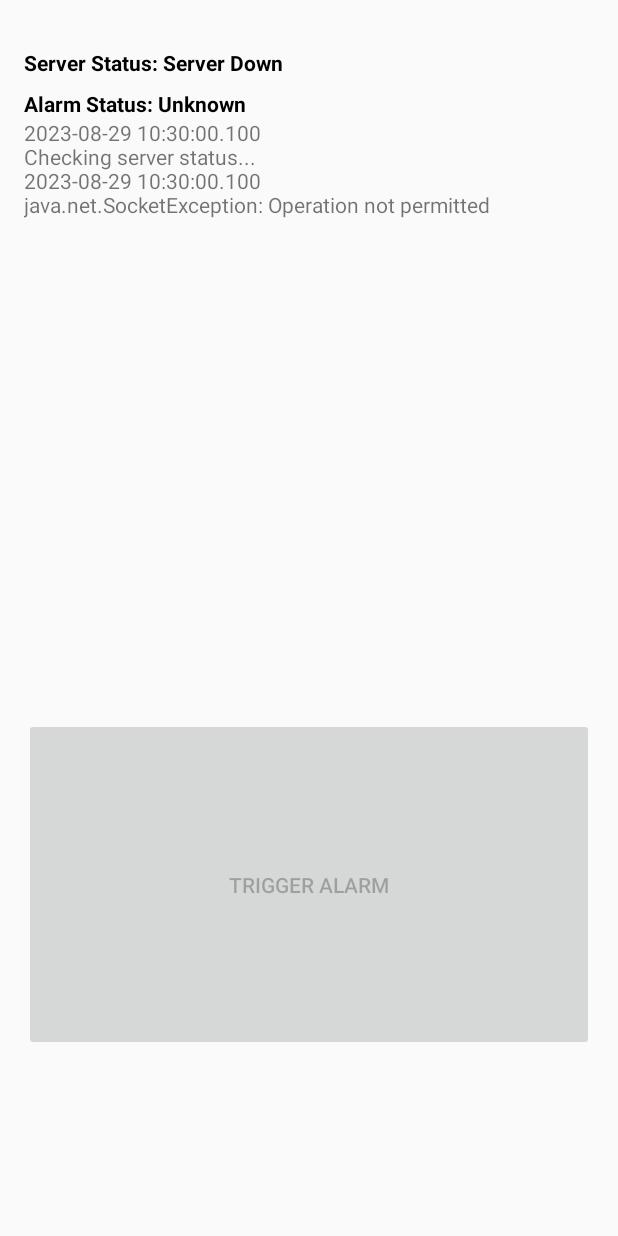
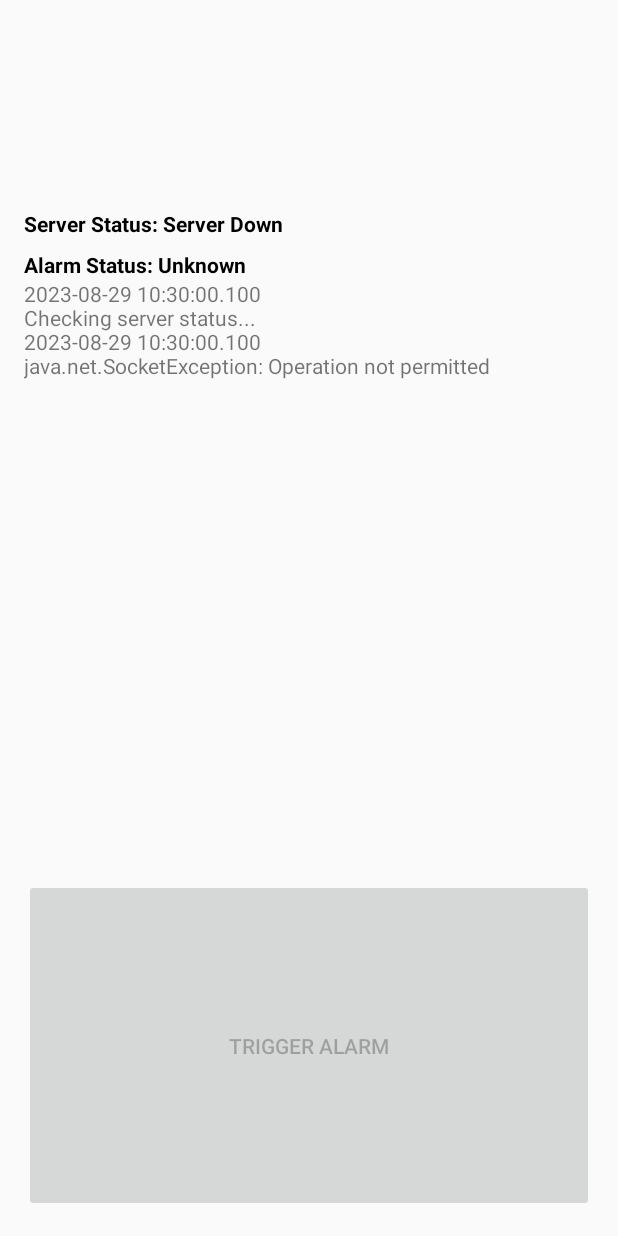
Before and after one commit to cleech1217/AlarmApplication, an Android app built with Jetpack Compose: the screen it shows after launch (MainActivity), on a phone screen of 412 x 824 dp. Run offline under Robolectric (Android 15) with nearby library versions, the phone set to English and light mode, and no system bars.

```diff
--- a/app/build.gradle
+++ b/app/build.gradle
@@ -57,6 +57,7 @@ dependencies {
     implementation 'androidx.compose.ui:ui-tooling-preview'
     implementation 'androidx.compose.material3:material3'
     implementation 'androidx.appcompat:appcompat:1.6.1'
+    implementation 'androidx.constraintlayout:constraintlayout:2.1.4'
     testImplementation 'junit:junit:4.13.2'
     androidTestImplementation 'androidx.test.ext:junit:1.1.5'
     androidTestImplementation 'androidx.test.espresso:espresso-core:3.5.1'
--- a/app/src/main/java/com/example/alarmapplication/MainActivity.kt
+++ b/app/src/main/java/com/example/alarmapplication/MainActivity.kt
@@ -4,30 +4,33 @@ import android.os.Build
 import android.os.Bundle
 import android.os.Handler
 import android.os.Looper
+import android.text.method.MovementMethod
+import android.text.method.ScrollingMovementMethod
 import android.view.View
 import android.widget.Button
+import android.widget.ScrollView
 import android.widget.TextView
 import androidx.annotation.RequiresApi
 import androidx.appcompat.app.AppCompatActivity
+import androidx.compose.animation.expandVertically
 import androidx.lifecycle.lifecycleScope
 import kotlinx.coroutines.Dispatchers
 import kotlinx.coroutines.GlobalScope
 import kotlinx.coroutines.delay
 import kotlinx.coroutines.launch
 import kotlinx.coroutines.withContext
-import java.io.IOException
 import java.io.OutputStream
-import java.net.InetAddress
 import java.net.InetSocketAddress
 import java.net.Socket
-import java.net.UnknownHostException
 import java.time.LocalDateTime
 import java.time.format.DateTimeFormatter
+
 
 class MainActivity : AppCompatActivity() {
 
     private lateinit var btnTrigger: Button
     private lateinit var btnStop: Button
+    private lateinit var scrollText: ScrollView
     private var sendMessageTask: SendMessageTask? = null
     private var deactivateMessageTask: DeactivateMessageTask? = null
     private lateinit var statusText: TextView
@@ -54,6 +57,7 @@ class MainActivity : AppCompatActivity() {
         btnTrigger = findViewById(R.id.btnTrigger)
         btnStop = findViewById(R.id.btnStop)
         statusText = findViewById(R.id.statusText)
+        scrollText = findViewById(R.id.sText)
         tvServerStatus = findViewById(R.id.tvServerStatus)
         tvAlarmStatus = findViewById(R.id.tvAlarmStatus)
 
@@ -70,10 +74,10 @@ class MainActivity : AppCompatActivity() {
             logger("Sending Activate command...\n")
             btnTrigger.visibility = View.GONE
             btnStop.visibility = View.VISIBLE
-            Handler(Looper.getMainLooper()).postDelayed( Runnable(){
+            Handler(Looper.getMainLooper()).postDelayed( Runnable {
                 @Override
                 btnStop.isEnabled = true
-            },5000)
+            },500)
         }
 
         btnStop.setOnClickListener {
@@ -83,10 +87,10 @@ class MainActivity : AppCompatActivity() {
             btnStop.visibility = View.GONE
             btnTrigger.visibility = View.VISIBLE
             btnTrigger.isEnabled = false
-            Handler(Looper.getMainLooper()).postDelayed( Runnable(){
+            Handler(Looper.getMainLooper()).postDelayed( Runnable {
                 @Override
                 btnTrigger.isEnabled = true
-            },3000)
+            },300)
         }
     }
 
@@ -138,6 +142,7 @@ class MainActivity : AppCompatActivity() {
     private fun logger(message: String){
         runOnUiThread {
             statusText.append("$formatted\n" + message + "\n")
+            scrollText.fullScroll(View.FOCUS_DOWN)
         }
     }
 
--- a/app/src/main/res/layout/activity_main.xml
+++ b/app/src/main/res/layout/activity_main.xml
@@ -4,9 +4,9 @@
     xmlns:tools="http://schemas.android.com/tools"
     android:layout_width="match_parent"
     android:layout_height="match_parent"
+    android:gravity="bottom"
     android:orientation="vertical"
-    android:padding="16dp"
-    >
+    android:padding="16dp">
 
     <TextView
         android:id="@+id/tvServerStatus"
@@ -27,12 +27,16 @@
         android:textStyle="bold" />
 
     <ScrollView
+        android:id="@+id/sText"
         android:layout_width="match_parent"
-        android:layout_height="400dp">
+        android:layout_height="400dp"
+        android:foregroundGravity="bottom"
+        android:paddingBottom="20dp">
 
         <LinearLayout
             android:layout_width="match_parent"
-            android:layout_height="wrap_content"
+            android:layout_height="match_parent"
+            android:foregroundGravity="bottom"
             android:orientation="vertical">
 
             <TextView
@@ -40,8 +44,12 @@
                 android:layout_width="match_parent"
                 android:layout_height="match_parent"
                 android:ems="10"
-                android:gravity="start|top"
-                android:inputType="textMultiLine" />
+                android:foregroundGravity="left|bottom"
+                android:gravity="bottom|start|left"
+                android:inputType="textMultiLine"
+                android:paddingBottom="15dp"
+                android:scrollIndicators="right"
+                android:scrollbars="vertical" />
         </LinearLayout>
     </ScrollView>
 
@@ -59,5 +67,4 @@
         android:visibility="gone" />
 
 
-
 </LinearLayout>
```
